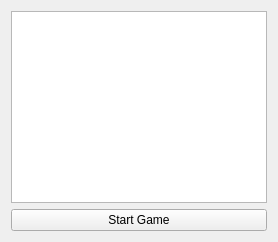
This is widget.ui in OliviaCheng99/flappy_birds as Qt 5 draws it before an edit. The edited form follows.
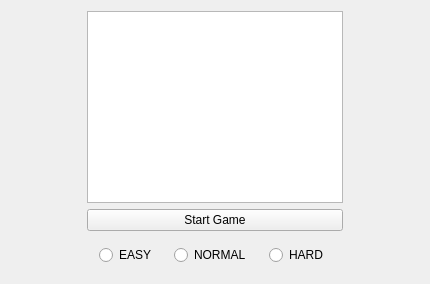
This is the edited form.

Commit message: level buttons added

What changed in the file:
```diff
--- a/widget.ui
+++ b/widget.ui
@@ -2,13 +2,18 @@
 <ui version="4.0">
  <class>Widget</class>
  <widget class="QWidget" name="Widget">
+  <property name="geometry">
+   <rect>
+    <x>0</x>
+    <y>0</y>
+    <width>430</width>
+    <height>284</height>
+   </rect>
+  </property>
   <property name="windowTitle">
    <string>Widget</string>
   </property>
   <layout class="QGridLayout" name="gridLayout">
-   <item row="0" column="0">
-    <widget class="QGraphicsView" name="graphicsView"/>
-   </item>
    <item row="1" column="0">
     <widget class="QPushButton" name="startGameButton">
      <property name="text">
@@ -16,6 +21,71 @@
      </property>
     </widget>
    </item>
+   <item row="0" column="0">
+    <widget class="QGraphicsView" name="graphicsView">
+     <property name="sizePolicy">
+      <sizepolicy hsizetype="Fixed" vsizetype="Fixed">
+       <horstretch>0</horstretch>
+       <verstretch>0</verstretch>
+      </sizepolicy>
+     </property>
+     <property name="maximumSize">
+      <size>
+       <width>403</width>
+       <height>503</height>
+      </size>
+     </property>
+     <property name="verticalScrollBarPolicy">
+      <enum>Qt::ScrollBarAlwaysOff</enum>
+     </property>
+     <property name="horizontalScrollBarPolicy">
+      <enum>Qt::ScrollBarAlwaysOff</enum>
+     </property>
+    </widget>
+   </item>
+   <item row="2" column="0" rowspan="2">
+    <layout class="QHBoxLayout" name="horizontalLayout">
+     <item>
+      <widget class="QRadioButton" name="easyButton">
+       <property name="sizePolicy">
+        <sizepolicy hsizetype="Fixed" vsizetype="Fixed">
+         <horstretch>0</horstretch>
+         <verstretch>0</verstretch>
+        </sizepolicy>
+       </property>
+       <property name="text">
+        <string>EASY</string>
+       </property>
+      </widget>
+     </item>
+     <item>
+      <widget class="QRadioButton" name="normalButton">
+       <property name="sizePolicy">
+        <sizepolicy hsizetype="Fixed" vsizetype="Fixed">
+         <horstretch>0</horstretch>
+         <verstretch>0</verstretch>
+        </sizepolicy>
+       </property>
+       <property name="text">
+        <string>NORMAL</string>
+       </property>
+      </widget>
+     </item>
+     <item>
+      <widget class="QRadioButton" name="hardButton">
+       <property name="sizePolicy">
+        <sizepolicy hsizetype="Fixed" vsizetype="Fixed">
+         <horstretch>0</horstretch>
+         <verstretch>0</verstretch>
+        </sizepolicy>
+       </property>
+       <property name="text">
+        <string>HARD</string>
+       </property>
+      </widget>
+     </item>
+    </layout>
+   </item>
   </layout>
  </widget>
  <resources/>
```
The commit also changes 7 other files.
